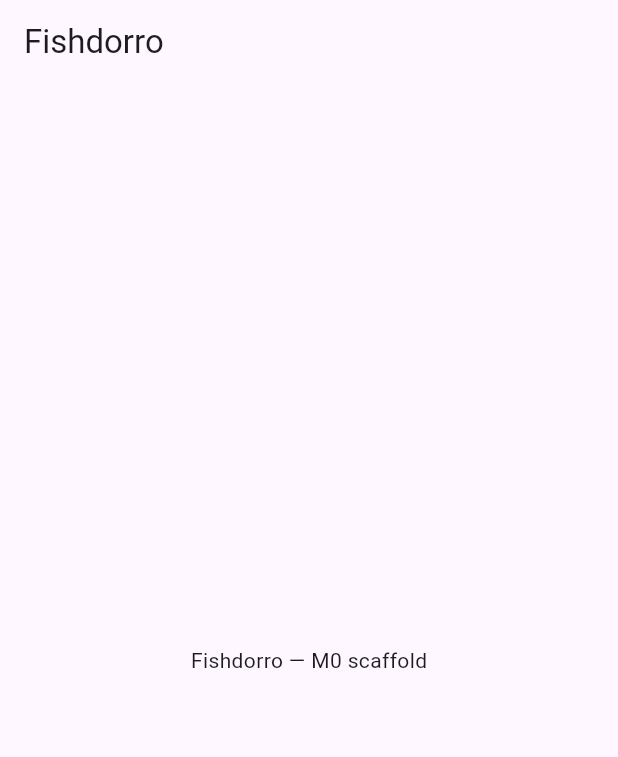
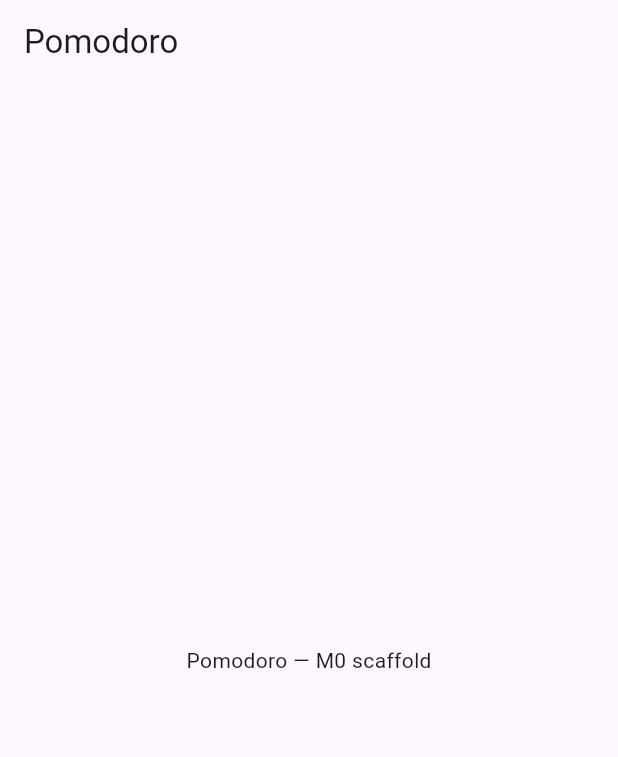
Before and after one commit to michalstaniecko/pomodoro, a Flutter app: the screen it shows after launch, on a phone screen of 412 x 824 dp. Shown: the top 757 px of the screen. Run offline on Flutter 3.47's test engine with Material 3 defaults, Android fonts, the phone set to English and light mode, and no system bars; our stand-ins replace flutter_riverpod, go_router.

Commit message:
chore: rebrand Fishdorro to Pomodoro by Small Fish
Rename Dart package fishdorro -> pomodoro and FishdorroApp -> PomodoroApp.
Set Android launcher label and iOS CFBundleDisplayName to "Pomodoro by
Small Fish" (EN default); iOS CFBundleName and MaterialApp.title to
"Pomodoro". Update CLAUDE.md, README, and issue script with new branding
and repo name. Bundle ID com.smallfishbusiness.pomodoro was already set.

Co-Authored-By: Claude Opus 4.7 <noreply@anthropic.com>

```diff
--- a/lib/app/app.dart
+++ b/lib/app/app.dart
@@ -3,15 +3,15 @@ import 'package:flutter_riverpod/flutter_riverpod.dart';
 
 import '../core/providers/router_provider.dart';
 
-class FishdorroApp extends ConsumerWidget {
-  const FishdorroApp({super.key});
+class PomodoroApp extends ConsumerWidget {
+  const PomodoroApp({super.key});
 
   @override
   Widget build(BuildContext context, WidgetRef ref) {
     final router = ref.watch(routerProvider);
 
     return MaterialApp.router(
-      title: 'Fishdorro',
+      title: 'Pomodoro',
       theme: ThemeData(
         colorScheme: ColorScheme.fromSeed(seedColor: Colors.deepPurple),
         useMaterial3: true,
--- a/lib/core/providers/app_info_provider.dart
+++ b/lib/core/providers/app_info_provider.dart
@@ -1,3 +1,3 @@
 import 'package:flutter_riverpod/flutter_riverpod.dart';
 
-final appInfoProvider = Provider<String>((ref) => 'Fishdorro — M0 scaffold');
+final appInfoProvider = Provider<String>((ref) => 'Pomodoro — M0 scaffold');
--- a/lib/features/timer/presentation/home_screen.dart
+++ b/lib/features/timer/presentation/home_screen.dart
@@ -12,7 +12,7 @@ class HomeScreen extends ConsumerWidget {
     final appInfo = ref.watch(appInfoProvider);
 
     return Scaffold(
-      appBar: AppBar(title: const Text('Fishdorro')),
+      appBar: AppBar(title: const Text('Pomodoro')),
       body: Center(child: Text(appInfo)),
       floatingActionButton: FloatingActionButton(
         onPressed: () => context.go('/settings'),
--- a/lib/main.dart
+++ b/lib/main.dart
@@ -4,5 +4,5 @@ import 'package:flutter_riverpod/flutter_riverpod.dart';
 import 'app/app.dart';
 
 void main() {
-  runApp(const ProviderScope(child: FishdorroApp()));
+  runApp(const ProviderScope(child: PomodoroApp()));
 }
--- a/pubspec.yaml
+++ b/pubspec.yaml
@@ -1,5 +1,5 @@
-name: fishdorro
-description: "Fishdorro - Pomodoro productivity app with persistent system notifications."
+name: pomodoro
+description: "Pomodoro by Small Fish Business — productivity app with persistent system notifications."
 # The following line prevents the package from being accidentally published to
 # pub.dev using `flutter pub publish`. This is preferred for private packages.
 publish_to: 'none' # Remove this line if you wish to publish to pub.dev
```
Also changed, not shown: 8 other files.
